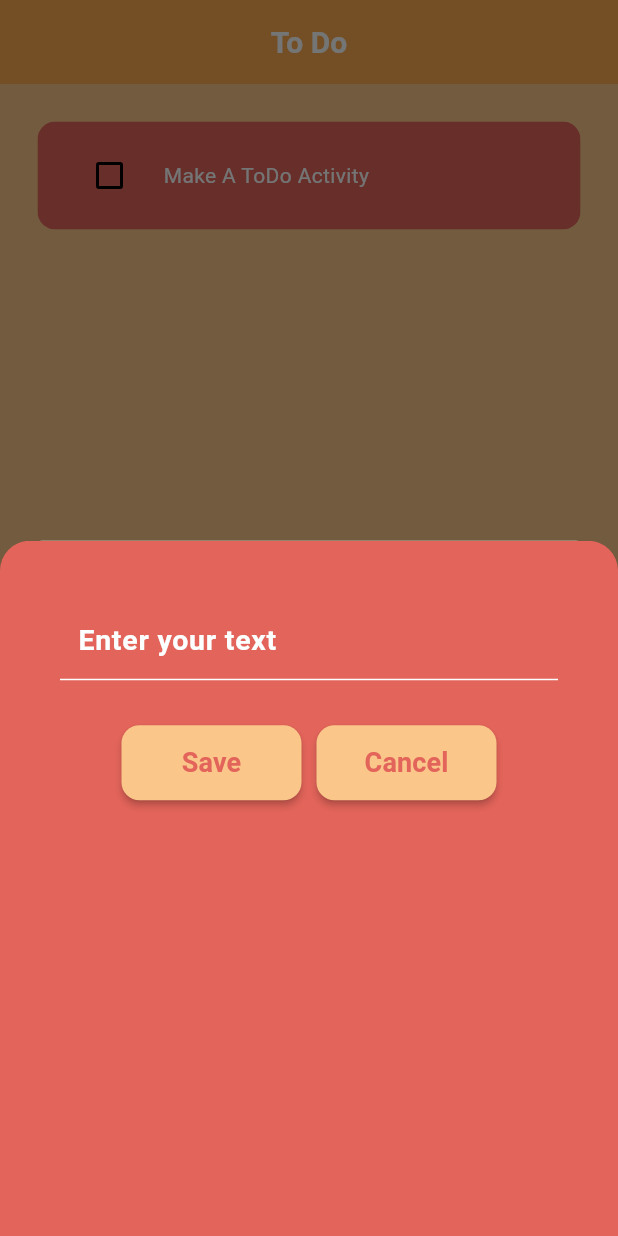
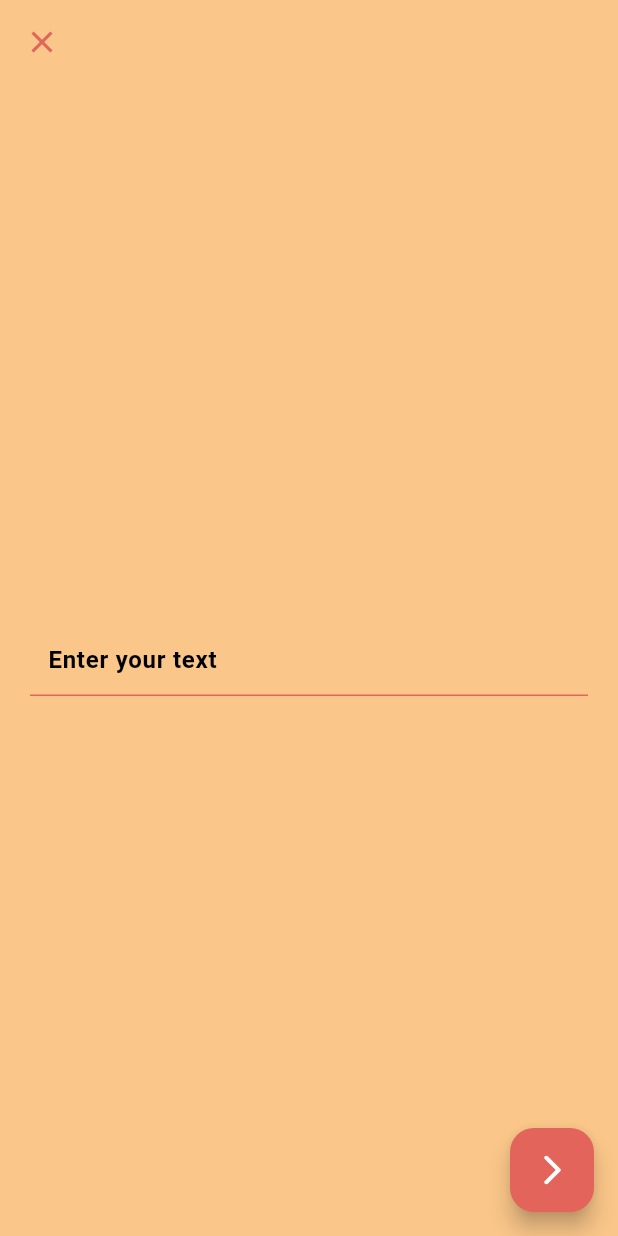
Before and after one commit to WUSLA-TEAM/Flutter-Todo_Wusla, a Flutter app: the screen it shows after launch, after a tap on the "add" icon, on a phone screen of 412 x 824 dp. Run offline on Flutter 3.47's test engine with Material 3 defaults, Android fonts, the phone set to English and light mode, and no system bars; drawn by our look-alikes of flutter_slidable; our stand-ins replace hive_flutter; accounts and stored records are empty.

Commit message:
on this commit i made an new chage for the input box it is maded into a fulll screen for the making poputse of the adding the new features to this app

```diff
--- a/lib/Screens/home_page.dart
+++ b/lib/Screens/home_page.dart
@@ -1,47 +1,32 @@
 import 'package:flutter/material.dart';
 import 'package:hive_flutter/hive_flutter.dart';
 import 'package:wusla/components/bottom_sheet.dart';
-import 'package:wusla/components/dilog_box.dart';
+import 'package:wusla/components/fullScreen_box.dart';
 import 'package:wusla/components/todo_title.dart';
 import 'package:wusla/data/databse.dart';
 import 'package:wusla/theme/light_theme.dart';
 
 class Home extends StatefulWidget {
-  const Home({
-    Key? key,
-  }) : super(key: key);
+  const Home({Key? key}) : super(key: key);
 
   @override
   State<Home> createState() => _HomeState();
 }
 
 class _HomeState extends State<Home> {
-  // Text controller
   final _controller = TextEditingController();
-
-  //box
   final _mybox = Hive.box('mybox');
   ToDoDatabse db = ToDoDatabse();
 
   @override
   void initState() {
-    //1st time oppening
+    super.initState();
     if (_mybox.get("TODOLIST") == null) {
       db.createInitialData();
     } else {
-      //not first time
       db.loadData();
     }
-    // TODO: implement initState
-    super.initState();
   }
-
-  // Toggle dark mode
-
-  // List todoList = [
-  //   ["Make To DO", false],
-  //   ["app", true],
-  // ];
 
   void checkboxChanged(bool? value, int index) {
     setState(() {
@@ -59,39 +44,16 @@ class _HomeState extends State<Home> {
       Navigator.of(context).pop();
       db.updateDatabse();
     } else {
-      //add new feture to make fun
+      // Handle the case when the text is empty
     }
   }
 
-  void createNewTask() {
-    showDialog(
-      context: context,
-      builder: (context) {
-        return DialogBox(
-          controller: _controller,
-          onSave: saveNewTask,
-          onCancel: () => Navigator.of(context).pop(),
-        );
-      },
-    );
-  }
-
-  //delete task
   void deleteTask(int index) {
     setState(() {
       db.todoList.removeAt(index);
     });
     db.updateDatabse();
   }
-
-  // Future _displayBottomSheet(BuildContext context) {
-  //   return showModalBottomSheet(
-  //     context: context,
-  //     builder: (context) => Container(
-  //       height: 200,
-  //     ),
-  //   );
-  // }
 
   void _showBottomSheet() {
     showModalBottomSheet(
@@ -101,18 +63,33 @@ class _HomeState extends State<Home> {
           controller: _controller,
           onSave: saveNewTask,
           onCancel: () {
-            // Handle Cancel button pressed
-            Navigator.of(context).pop(); // Close the bottom sheet
+            Navigator.of(context).pop();
           },
         );
       },
     );
   }
 
+  void _navigateToFullScreen() {
+    // Navigate to another screen when the FAB is pressed
+    Navigator.push(
+      context,
+      MaterialPageRoute(
+        builder: (context) => FullScreen(
+          controller: _controller,
+          onSave: saveNewTask,
+          onCancel: () {
+            Navigator.of(context).pop();
+          },
+        ),
+      ),
+    );
+  }
+
   @override
   Widget build(BuildContext context) {
     return MaterialApp(
-      theme: lightMode, // Apply your custom theme here
+      theme: lightMode,
       home: GestureDetector(
         onTap: () {
           FocusScope.of(context).requestFocus(FocusNode());
@@ -125,14 +102,15 @@ class _HomeState extends State<Home> {
               child: Text(
                 'To Do',
                 style: TextStyle(
-                    fontSize: 20,
-                    fontWeight: FontWeight.w700,
-                    color: Theme.of(context).colorScheme.tertiary),
+                  fontSize: 20,
+                  fontWeight: FontWeight.w700,
+                  color: Theme.of(context).colorScheme.tertiary,
+                ),
               ),
             ),
           ),
           floatingActionButton: FloatingActionButton(
-            onPressed: _showBottomSheet,
+            onPressed: _navigateToFullScreen,
             backgroundColor: Theme.of(context).colorScheme.secondary,
             child: Icon(
               Icons.add,
--- /dev/null
+++ b/lib/components/fullScreen_box.dart
@@ -0,0 +1,76 @@
+import 'package:flutter/material.dart';
+
+class FullScreen extends StatelessWidget {
+  final VoidCallback onSave;
+  final VoidCallback onCancel;
+  final TextEditingController controller;
+
+  FullScreen(
+      {Key? key,
+      required this.onCancel,
+      required this.onSave,
+      required this.controller})
+      : super(key: key);
+
+  @override
+  Widget build(BuildContext context) {
+    return Scaffold(
+      backgroundColor: Theme.of(context).colorScheme.primary,
+      appBar: AppBar(
+        backgroundColor: Theme.of(context).colorScheme.primary,
+        leading: IconButton(
+          icon: Icon(
+            Icons.close,
+            color: Theme.of(context).colorScheme.secondary,
+          ),
+          onPressed: onCancel,
+        ),
+      ),
+      floatingActionButton: FloatingActionButton(
+        onPressed: onSave,
+        child: Icon(
+          Icons.arrow_forward_ios_rounded,
+        ),
+        backgroundColor: Theme.of(context).colorScheme.secondary,
+      ),
+      floatingActionButtonAnimator: FloatingActionButtonAnimator.scaling,
+      body: Padding(
+        padding: EdgeInsets.symmetric(horizontal: 20),
+        child: Center(
+          child: Column(
+            mainAxisAlignment: MainAxisAlignment.center,
+            children: [
+              TextField(
+                style: TextStyle(
+                  color: Theme.of(context).colorScheme.secondary,
+                  fontWeight: FontWeight.bold,
+                ),
+                decoration: InputDecoration(
+                  enabledBorder: UnderlineInputBorder(
+                    borderSide: BorderSide(
+                      color: Theme.of(context).colorScheme.secondary,
+                    ),
+                  ),
+                  focusedBorder: UnderlineInputBorder(
+                    borderSide: BorderSide(
+                      color: Theme.of(context).colorScheme.secondary,
+                    ),
+                  ),
+                  contentPadding: const EdgeInsets.all(12),
+                  border: UnderlineInputBorder(
+                    borderRadius: BorderRadius.circular(12),
+                    borderSide: BorderSide(
+                      color: Theme.of(context).colorScheme.secondary,
+                    ),
+                  ),
+                  hintText: 'Enter your text',
+                ),
+                controller: controller, // Use the provided controller
+              ),
+            ],
+          ),
+        ),
+      ),
+    );
+  }
+}
--- a/lib/main.dart
+++ b/lib/main.dart
@@ -1,5 +1,6 @@
 import 'package:flutter/material.dart';
 import 'package:hive_flutter/hive_flutter.dart';
+import 'package:wusla/components/fullScreen_box.dart';
 import 'package:wusla/theme/light_theme.dart';
 import 'Screens/home_page.dart';
 
--- a/lib/theme/light_theme.dart
+++ b/lib/theme/light_theme.dart
@@ -5,7 +5,7 @@ ThemeData lightMode = ThemeData(
     primary: Color(0xFFfac689),
     secondary: Color(0xFFe3645a),
     tertiary: Color(0xFFfcffff),
-    tertiaryContainer: Color(0xFF242424),
+    tertiaryContainer: Color(0xFF333333),
     inversePrimary: Color.fromARGB(255, 252, 172, 81),
   ),
 );
```
